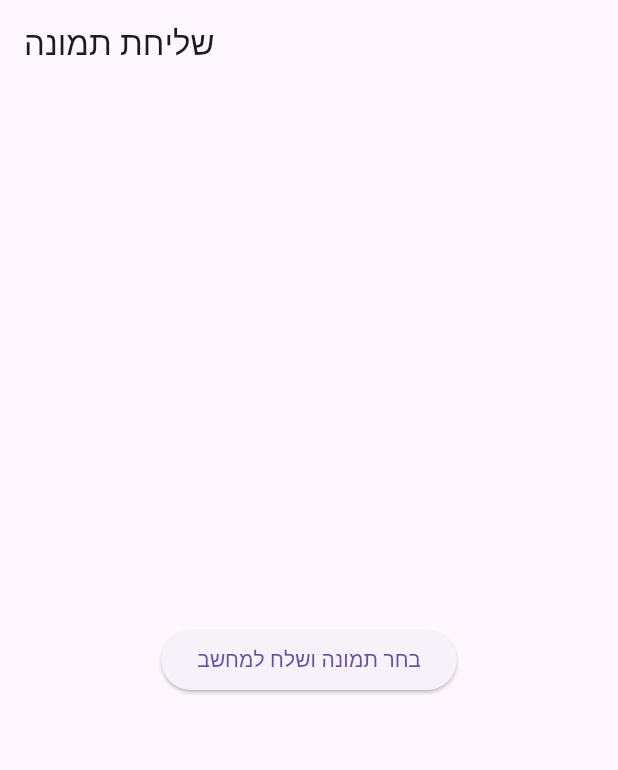
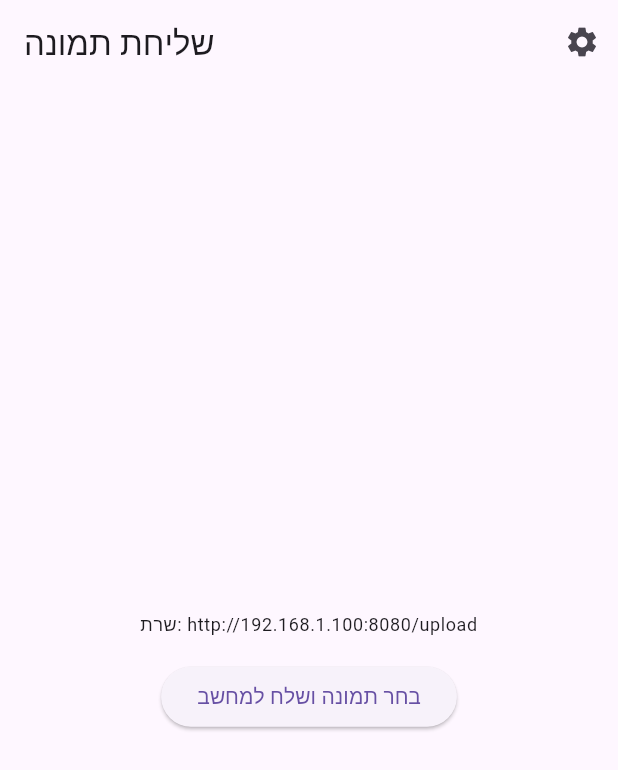
Before and after one commit to AutoGalleryApp/AutoGallery, a Flutter app: the screen it shows after launch, after a tap on "בחר תמונה ושלח למחשב", on a phone screen of 412 x 824 dp. Shown: the top 770 px of the screen. Run offline on Flutter 3.47's test engine with Material 3 defaults, Android fonts, the phone set to English and light mode, and no system bars; our stand-ins replace flutter_dotenv, image_picker.

Commit message:
Add dotenv support and update .gitignore for environment variables
- Integrated flutter_dotenv for environment variable management in main.dart
- Updated .gitignore to exclude environment files and IDE configurations
- Enhanced image sending functionality with dynamic server URL configuration

```diff
--- a/my_app/lib/main.dart
+++ b/my_app/lib/main.dart
@@ -3,9 +3,17 @@
 import 'package:flutter/material.dart';
 import 'package:image_picker/image_picker.dart';
 import 'package:http/http.dart' as http;
+import 'package:flutter_dotenv/flutter_dotenv.dart';
 import 'dart:io';
 
-void main() {
+void main() async {
+  WidgetsFlutterBinding.ensureInitialized();
+  try {
+    await dotenv.load();
+  } catch (e) {
+    // Handle the case where .env file doesn't exist
+    print('Error loading .env file: $e');
+  }
   runApp(const MyApp());
 }
 
@@ -33,10 +41,28 @@ class _ImageSenderScreenState extends State<ImageSenderScreen> {
   File? selectedImage;
   final ImagePicker _picker = ImagePicker();
 
-  // TODO: Replace with your computer's local IP address
-  final String serverUrl = 'http://192.168.1.100:8080/upload';
+  // State variables for settings (can override env vars)
+  late String _serverHost;
+  late String _serverPort;
+  late bool _useHttps;
+
+  @override
+  void initState() {
+    super.initState();
+    // Initialize from environment variables with fallbacks
+    _serverHost = dotenv.get('SERVER_HOST', fallback: '192.168.1.100');
+    _serverPort = dotenv.get('SERVER_PORT', fallback: '8080');
+    _useHttps = dotenv.get('USE_HTTPS', fallback: 'false').toLowerCase() == 'true';
+  }
+
+  // Generate server URL dynamically
+  String get serverUrl {
+    final protocol = _useHttps ? 'https' : 'http';
+    return '$protocol://$_serverHost:$_serverPort/upload';
+  }
 
   Future<void> pickAndSendImage() async {
+    try {
       final pickedFile = await _picker.pickImage(source: ImageSource.gallery);
 
       if (pickedFile != null) {
@@ -44,27 +70,109 @@ class _ImageSenderScreenState extends State<ImageSenderScreen> {
           selectedImage = File(pickedFile.path);
         });
 
+        // Show loading indicator
+        ScaffoldMessenger.of(context).showSnackBar(
+          const SnackBar(content: Text('מעלה תמונה...')));
+
         var request = http.MultipartRequest('POST', Uri.parse(serverUrl));
         request.files.add(await http.MultipartFile.fromPath('file', pickedFile.path));
 
-      final response = await request.send();
+        // Add timeout for better error handling
+        final response = await request.send().timeout(
+          const Duration(seconds: 30),
+          onTimeout: () {
+            throw Exception('Connection timeout - check server availability');
+          },
+        );
 
         if (response.statusCode == 200) {
-        ScaffoldMessenger.of(context).showSnackBar(const SnackBar(content: Text('הועלה בהצלחה!')));
+          ScaffoldMessenger.of(context).showSnackBar(
+            const SnackBar(content: Text('הועלה בהצלחה!')));
         } else {
-        ScaffoldMessenger.of(context).showSnackBar(const SnackBar(content: Text('שגיאה בהעלאה')));
+          ScaffoldMessenger.of(context).showSnackBar(
+            SnackBar(content: Text('שגיאה בהעלאה: ${response.statusCode}')));
         }
       }
+    } catch (e) {
+      ScaffoldMessenger.of(context).showSnackBar(
+        SnackBar(content: Text('שגיאה: ${e.toString()}')));
+    }
+  }
+
+  void _showServerSettings() {
+    showDialog(
+      context: context,
+      builder: (BuildContext context) {
+        return AlertDialog(
+          title: const Text('הגדרות שרת'),
+          content: Column(
+            mainAxisSize: MainAxisSize.min,
+            children: [
+              TextField(
+                decoration: const InputDecoration(labelText: 'כתובת שרת'),
+                controller: TextEditingController(text: _serverHost),
+                onChanged: (value) => _serverHost = value,
+              ),
+              TextField(
+                decoration: const InputDecoration(labelText: 'פורט'),
+                controller: TextEditingController(text: _serverPort),
+                onChanged: (value) => _serverPort = value,
+              ),
+              CheckboxListTile(
+                title: const Text('השתמש ב-HTTPS'),
+                value: _useHttps,
+                onChanged: (bool? value) {
+                  setState(() {
+                    _useHttps = value ?? false;
+                  });
+                },
+              ),
+            ],
+          ),
+          actions: [
+            TextButton(
+              onPressed: () => Navigator.of(context).pop(),
+              child: const Text('ביטול'),
+            ),
+            TextButton(
+              onPressed: () {
+                setState(() {}); // Refresh to update URL
+                Navigator.of(context).pop();
+              },
+              child: const Text('שמור'),
+            ),
+          ],
+        );
+      },
+    );
   }
 
   @override
   Widget build(BuildContext context) {
     return Scaffold(
-      appBar: AppBar(title: const Text('שליחת תמונה')),
+      appBar: AppBar(
+        title: const Text('שליחת תמונה'),
+        actions: [
+          IconButton(
+            onPressed: _showServerSettings,
+            icon: const Icon(Icons.settings),
+            tooltip: 'הגדרות שרת',
+          ),
+        ],
+      ),
       body: Center(
         child: Column(
           mainAxisAlignment: MainAxisAlignment.center,
           children: [
+            // Display current server URL
+            Padding(
+              padding: const EdgeInsets.all(16.0),
+              child: Text(
+                'שרת: $serverUrl',
+                style: Theme.of(context).textTheme.bodySmall,
+                textAlign: TextAlign.center,
+              ),
+            ),
             ElevatedButton(
               onPressed: pickAndSendImage,
               child: const Text('בחר תמונה ושלח למחשב'),
```
Also changed, not shown: my_app/pubspec.yaml (+14 -2 lines), my_app/pubspec.lock, 1 other file. Lines whose indentation alone changed are shown as unchanged.
